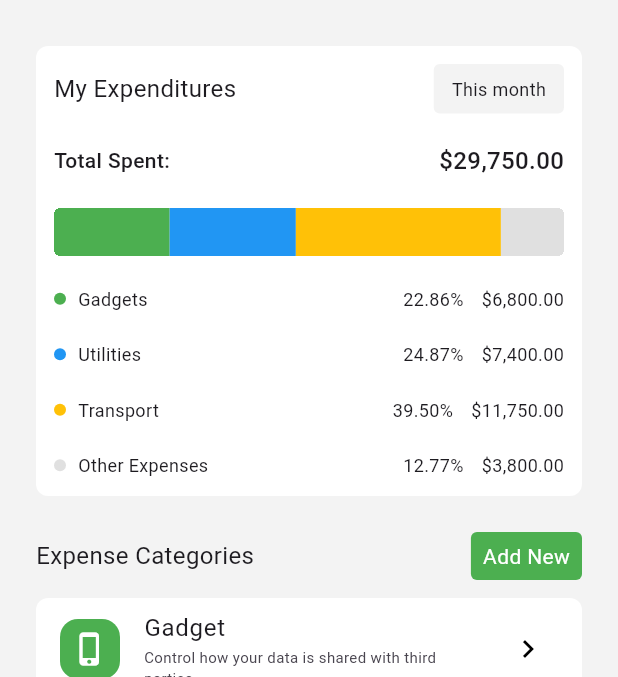
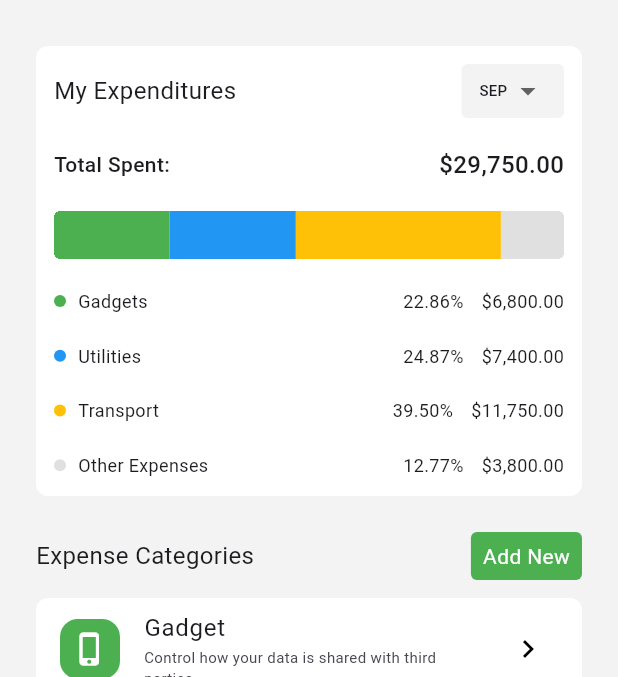
Before and after one commit to olumuyiwaa/fatherland-money, a Flutter app: the ManageBudgets screen opened directly, on a phone screen of 412 x 824 dp, the part 74-751 px from its top. Run offline on Flutter 3.47's test engine with Material 3 defaults, Android fonts, the phone set to English and light mode, and no system bars; our stand-ins replace fl_chart.

Commit message:
"Added month selection feature to ExpenditureWidget, initialized with current month, and refactored total and percentage calculations."

```diff
--- a/lib/utilities/expenditure_widget.dart
+++ b/lib/utilities/expenditure_widget.dart
@@ -12,28 +12,61 @@ class ExpenditureWidget extends StatefulWidget {
 
 class _ExpenditureWidgetState extends State<ExpenditureWidget> {
   final formatter = NumberFormat('#,##0.00');
-
   final double gadgets = 6800;
-
   final double utilities = 7400;
-
   final double transport = 11750;
-
   final double others = 3800;
 
-  double total = 0;
-  double gadgetsPercent = 0;
-  double utilitiesPercent = 0;
-  double transportPercent = 0;
-  double othersPercent = 0;
+  late String month; // Declare month as a state variable
+
+  @override
+  void initState() {
+    super.initState();
+    int selectedMonth = DateTime.now().month;
+    List<String> monthsnames = [
+      'JAN',
+      'FEB',
+      'MAR',
+      'APR',
+      'MAY',
+      'JUN',
+      'JUL',
+      'AUG',
+      'SEP',
+      'OCT',
+      'NOV',
+      'DEC'
+    ];
+    String thisMonth = monthsnames[selectedMonth - 1];
+    month = thisMonth; // Initialize the month state variable
+  }
 
   @override
   Widget build(BuildContext context) {
-    total = gadgets + utilities + transport + others;
-    gadgetsPercent = ((gadgets / total) * 100);
-    utilitiesPercent = ((utilities / total) * 100);
-    transportPercent = ((transport / total) * 100);
-    othersPercent = ((others / total) * 100);
+    double total = gadgets + utilities + transport + others;
+    double gadgetsPercent = ((gadgets / total) * 100);
+    double utilitiesPercent = ((utilities / total) * 100);
+    double transportPercent = ((transport / total) * 100);
+    double othersPercent = ((others / total) * 100);
+
+    List<String> monthsnames = [
+      'JAN',
+      'FEB',
+      'MAR',
+      'APR',
+      'MAY',
+      'JUN',
+      'JUL',
+      'AUG',
+      'SEP',
+      'OCT',
+      'NOV',
+      'DEC'
+    ];
+    int selectedMonth = DateTime.now().month;
+    String thisMonth = monthsnames[selectedMonth - 1];
+    String lastMonth =
+        selectedMonth == 1 ? monthsnames[11] : monthsnames[selectedMonth - 2];
 
     return Padding(
       padding: const EdgeInsets.fromLTRB(0, 0, 0, 24),
@@ -57,14 +90,30 @@ class _ExpenditureWidgetState extends State<ExpenditureWidget> {
                   style: TextStyle(fontSize: 16, fontWeight: FontWeight.w400),
                 ),
                 Container(
-                  padding: EdgeInsets.symmetric(horizontal: 12, vertical: 8),
+                  padding: EdgeInsets.symmetric(horizontal: 12),
+                  height: 36,
                   decoration: BoxDecoration(
                     borderRadius: BorderRadius.circular(4),
                     color: Color.fromARGB(255, 243, 243, 243),
                   ),
-                  child: Text(
-                    'This month',
-                    style: TextStyle(fontSize: 12),
+                  child: DropdownButton<String>(
+                    value: month,
+                    items: [thisMonth, lastMonth].map((String value) {
+                      return DropdownMenuItem<String>(
+                        value: value,
+                        child: Text(
+                          value,
+                          style: TextStyle(fontSize: 10),
+                        ),
+                      );
+                    }).toList(),
+                    onChanged: (value) {
+                      setState(() {
+                        month = value!; // Update state variable
+                      });
+                    },
+                    underline: SizedBox(), // Hide underline
+                    icon: Icon(Icons.arrow_drop_down),
                   ),
                 ),
               ],
```
